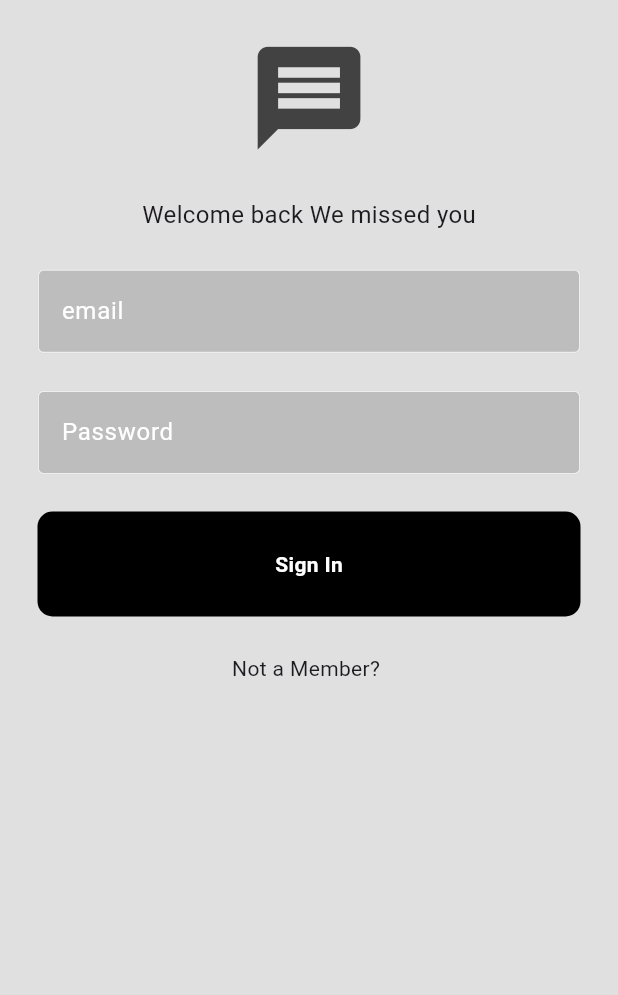
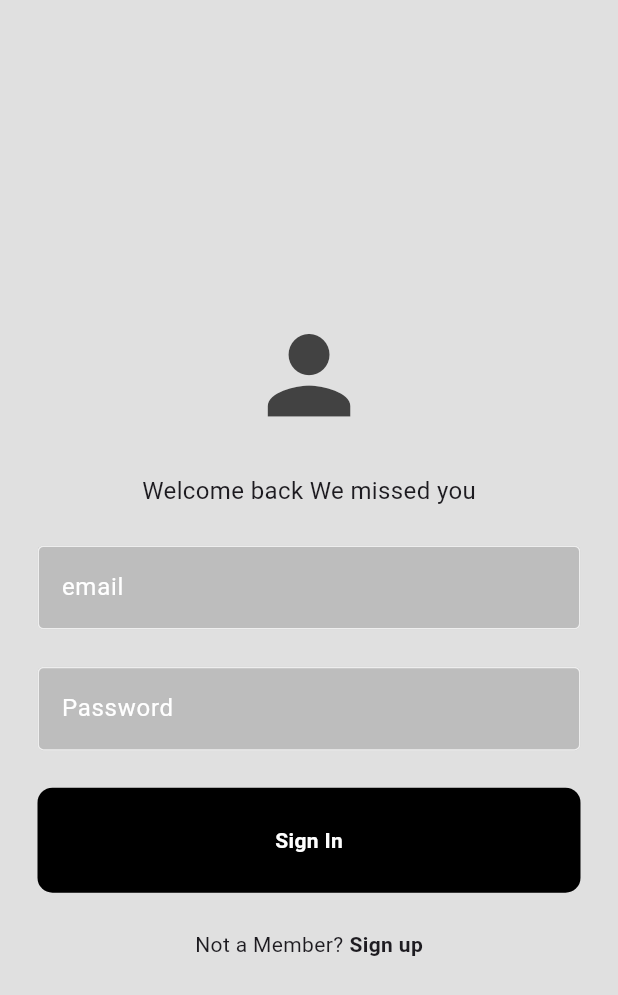
Before and after one commit to sayedsinan/heylo, a Flutter app: the screen it shows after launch, after a tap on "Sign In", on a phone screen of 412 x 824 dp. Shown: the top 995 px of the screen. Run offline on Flutter 3.47's test engine with Material 3 defaults, Android fonts, the phone set to English and light mode, and no system bars; our stand-ins replace firebase_auth, firebase_core, get; accounts and stored records are empty; network calls fail.

Commit message:
second commit

```diff
--- a/lib/controller/controller.dart
+++ b/lib/controller/controller.dart
@@ -1,7 +1,57 @@
+
+import 'package:firebase_auth/firebase_auth.dart';
 import 'package:flutter/material.dart';
 import 'package:get/get.dart';
 
 class ChatControll extends GetxController {
+  final GlobalKey<ScaffoldState> scaffoldKey = GlobalKey<ScaffoldState>();
+  final FirebaseAuth firebaseAuth = FirebaseAuth.instance;
   final TextEditingController emailText = TextEditingController();
-    final TextEditingController passwordText = TextEditingController();
+  final TextEditingController passwordText = TextEditingController();
+  final TextEditingController singUpemailText = TextEditingController();
+  final TextEditingController signUpasswordText = TextEditingController();
+  final TextEditingController conforimpasswordText = TextEditingController();
+  Future<UserCredential> signINwithEmailandPassword(
+      String email, String password) async {
+    try {
+      UserCredential userCredential =
+          await firebaseAuth.signInWithEmailAndPassword(
+        email: email,
+        password: password,
+      );
+      return userCredential;
+    } on FirebaseAuthException catch (e) {
+      throw Exception(e.code);
+    }
+  }
+
+  singIN() async {
+    try {
+      await signINwithEmailandPassword(
+        emailText.text,
+        passwordText.text,
+      );
+    } catch (e) {}
+  }
+
+  Future<UserCredential> CreateAccount(String email, String password) async {
+    try {
+      UserCredential userCredential = await firebaseAuth
+          .createUserWithEmailAndPassword(email: email, password: password);
+      return userCredential;
+    } on FirebaseAuth catch (e) {
+      throw Exception(e);
+    }
+  }
+
+  SignUp() async {
+    if (signUpasswordText != conforimpasswordText) {
+      return ScaffoldMessenger(child:  SnackBar(content: Text("password does not match")));
+    }
+  }
+
+  void login() {}
+  void logout() async {
+    await FirebaseAuth.instance.signOut();
+  }
 }
--- a/lib/main.dart
+++ b/lib/main.dart
@@ -1,9 +1,14 @@
 import 'package:chat_app/controller/controller.dart';
-import 'package:chat_app/view/Login.dart';
+import 'package:chat_app/services/auth_gate.dart';
+import 'package:chat_app/view/login/Login.dart';
+import 'package:firebase_core/firebase_core.dart';
+import 'package:chat_app/firebase_options.dart';
 import 'package:flutter/material.dart';
 import 'package:get/get.dart';
 
-void main() {
+void main() async {
+  WidgetsFlutterBinding.ensureInitialized();
+  await Firebase.initializeApp(options: DefaultFirebaseOptions.currentPlatform);
   Get.put(ChatControll());
   runApp(const MyApp());
 }
@@ -15,7 +20,7 @@ class MyApp extends StatelessWidget {
   Widget build(BuildContext context) {
     return GetMaterialApp(
       debugShowCheckedModeBanner: false,
-      home: Login(),
+      home: AuthGate(),
     );
   }
 }
--- /dev/null
+++ b/lib/services/auth_gate.dart
@@ -0,0 +1,24 @@
+import 'package:chat_app/view/home/home_page.dart';
+import 'package:chat_app/view/login/Login.dart';
+import 'package:flutter/material.dart';
+import 'package:firebase_auth/firebase_auth.dart';
+
+class AuthGate extends StatelessWidget {
+  const AuthGate({super.key});
+
+  @override
+  Widget build(BuildContext context) {
+    return Scaffold(
+      body: StreamBuilder(
+        stream: FirebaseAuth.instance.authStateChanges(),
+        builder: (context, snapshot) {
+          if (snapshot.hasData) {
+            return const HomePage();
+          } else {
+            return const Login();
+          }
+        },
+      ),
+    );
+  }
+}
--- a/lib/view/Login.dart
+++ b/lib/view/login/Login.dart
@@ -1,6 +1,7 @@
 import 'package:chat_app/components/my_button.dart';
 import 'package:chat_app/components/my_text_field.dart';
 import 'package:chat_app/controller/controller.dart';
+import 'package:chat_app/view/signUp/sign_up.dart';
 import 'package:flutter/material.dart';
 import 'package:get/get.dart';
 
@@ -18,9 +19,10 @@ class Login extends StatelessWidget {
           child: Padding(
             padding: const EdgeInsets.symmetric(horizontal: 25.0),
             child: Column(
+              mainAxisAlignment: MainAxisAlignment.center,
               children: [
                 SizedBox(height: sizeof.size.height * 0.03),
-                Icon(Icons.message,
+                Icon(Icons.person,
                     size: sizeof.size.height * 0.1, color: Colors.grey[800]),
                 SizedBox(height: sizeof.size.height * 0.03),
                 Text(
@@ -41,15 +43,32 @@ class Login extends StatelessWidget {
                 ),
                 SizedBox(height: sizeof.size.height * 0.03),
                 MyButton(
-                  onTap: () {},
+                  onTap: () {
+                    controller.singIN();
+                  },
                   text: "Sign In",
                 ),
                 SizedBox(height: sizeof.size.height * 0.03),
                 Row(
                   mainAxisAlignment: MainAxisAlignment.center,
                   children: [
-                    Text("Not a Member?",)
-                  ,  SizedBox(width: 4,)
+                    const Text(
+                      "Not a Member?",
+                    ),
+                    const SizedBox(
+                      width: 4,
+                    ),
+                    GestureDetector(
+                      onTap: () {
+                        Get.to(const SignUp());
+                      },
+                      child: const Text(
+                        "Sign up",
+                        style: TextStyle(
+                          fontWeight: FontWeight.bold,
+                        ),
+                      ),
+                    )
                   ],
                 )
               ],
--- a/pubspec.yaml
+++ b/pubspec.yaml
@@ -37,6 +37,9 @@ dependencies:
   cupertino_icons: ^1.0.2
   get: ^4.6.6
   google_fonts: ^6.1.0
+  firebase_core: ^2.25.4
+  firebase_storage: ^11.6.6
+  firebase_auth: ^4.17.4
 
 dev_dependencies:
   flutter_test:
```
Also changed, not shown: lib/view/home/home_page.dart (added, +25 -0 lines), lib/view/signUp/sign_up.dart (added, +81 -0 lines), lib/firebase_options.dart (added), pubspec.lock, 8 other files.
